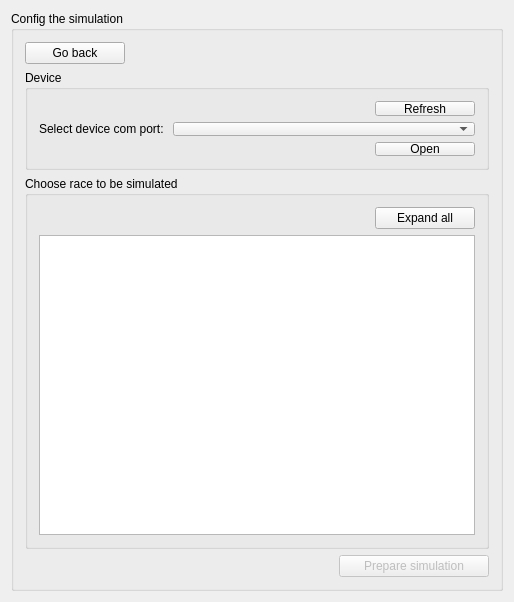
The window that discharger/discharger/discharger/WgtSimConfig.ui (AdamStalica/discharger) describes before a commit, drawn with Qt 5.
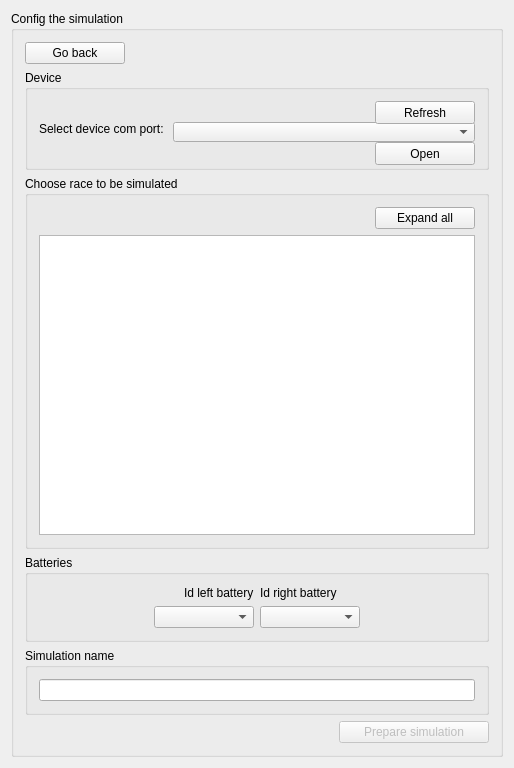
The same window after the commit.

Commit message: WgtSimConfig completed & UartHolder

Patch:
```diff
--- a/discharger/discharger/discharger/WgtSimConfig.ui
+++ b/discharger/discharger/discharger/WgtSimConfig.ui
@@ -7,7 +7,7 @@
     <x>0</x>
     <y>0</y>
     <width>510</width>
-    <height>577</height>
+    <height>714</height>
    </rect>
   </property>
   <property name="sizePolicy">
@@ -60,7 +60,7 @@
       <item>
        <widget class="QGroupBox" name="dev_box">
         <property name="sizePolicy">
-         <sizepolicy hsizetype="Preferred" vsizetype="Expanding">
+         <sizepolicy hsizetype="Preferred" vsizetype="Maximum">
           <horstretch>0</horstretch>
           <verstretch>0</verstretch>
          </sizepolicy>
@@ -91,7 +91,7 @@
          <item row="2" column="1" alignment="Qt::AlignRight">
           <widget class="QPushButton" name="open_com_btn">
            <property name="sizePolicy">
-            <sizepolicy hsizetype="Maximum" vsizetype="Fixed">
+            <sizepolicy hsizetype="Maximum" vsizetype="Maximum">
              <horstretch>0</horstretch>
              <verstretch>0</verstretch>
             </sizepolicy>
@@ -99,7 +99,7 @@
            <property name="minimumSize">
             <size>
              <width>100</width>
-             <height>0</height>
+             <height>23</height>
             </size>
            </property>
            <property name="text">
@@ -110,17 +110,23 @@
          <item row="1" column="1">
           <widget class="QComboBox" name="ports_list">
            <property name="sizePolicy">
-            <sizepolicy hsizetype="Expanding" vsizetype="Fixed">
+            <sizepolicy hsizetype="Expanding" vsizetype="Minimum">
              <horstretch>0</horstretch>
              <verstretch>0</verstretch>
             </sizepolicy>
            </property>
+           <property name="minimumSize">
+            <size>
+             <width>0</width>
+             <height>20</height>
+            </size>
+           </property>
           </widget>
          </item>
          <item row="0" column="1" alignment="Qt::AlignRight">
           <widget class="QPushButton" name="refresh_btn">
            <property name="sizePolicy">
-            <sizepolicy hsizetype="Maximum" vsizetype="Fixed">
+            <sizepolicy hsizetype="Maximum" vsizetype="Maximum">
              <horstretch>0</horstretch>
              <verstretch>0</verstretch>
             </sizepolicy>
@@ -128,7 +134,7 @@
            <property name="minimumSize">
             <size>
              <width>100</width>
-             <height>0</height>
+             <height>23</height>
             </size>
            </property>
            <property name="text">
@@ -189,6 +195,73 @@
         </layout>
        </widget>
       </item>
+      <item>
+       <widget class="QGroupBox" name="groupBox">
+        <property name="title">
+         <string>Batteries</string>
+        </property>
+        <layout class="QGridLayout" name="gridLayout_2">
+         <item row="1" column="0" alignment="Qt::AlignRight">
+          <widget class="QComboBox" name="id_batt_left">
+           <property name="sizePolicy">
+            <sizepolicy hsizetype="Maximum" vsizetype="Fixed">
+             <horstretch>0</horstretch>
+             <verstretch>0</verstretch>
+            </sizepolicy>
+           </property>
+           <property name="minimumSize">
+            <size>
+             <width>100</width>
+             <height>0</height>
+            </size>
+           </property>
+          </widget>
+         </item>
+         <item row="0" column="0" alignment="Qt::AlignRight">
+          <widget class="QLabel" name="label_2">
+           <property name="text">
+            <string>Id left battery</string>
+           </property>
+          </widget>
+         </item>
+         <item row="1" column="1" alignment="Qt::AlignLeft">
+          <widget class="QComboBox" name="id_batt_right">
+           <property name="sizePolicy">
+            <sizepolicy hsizetype="Maximum" vsizetype="Fixed">
+             <horstretch>0</horstretch>
+             <verstretch>0</verstretch>
+            </sizepolicy>
+           </property>
+           <property name="minimumSize">
+            <size>
+             <width>100</width>
+             <height>0</height>
+            </size>
+           </property>
+          </widget>
+         </item>
+         <item row="0" column="1" alignment="Qt::AlignLeft">
+          <widget class="QLabel" name="label_3">
+           <property name="text">
+            <string>Id right battery</string>
+           </property>
+          </widget>
+         </item>
+        </layout>
+       </widget>
+      </item>
+      <item>
+       <widget class="QGroupBox" name="groupBox_4">
+        <property name="title">
+         <string>Simulation name</string>
+        </property>
+        <layout class="QVBoxLayout" name="verticalLayout_4">
+         <item>
+          <widget class="QLineEdit" name="sim_name"/>
+         </item>
+        </layout>
+       </widget>
+      </item>
       <item alignment="Qt::AlignRight">
        <widget class="QPushButton" name="prep_sim_btn">
         <property name="enabled">
```
The commit also changes 24 other files.
